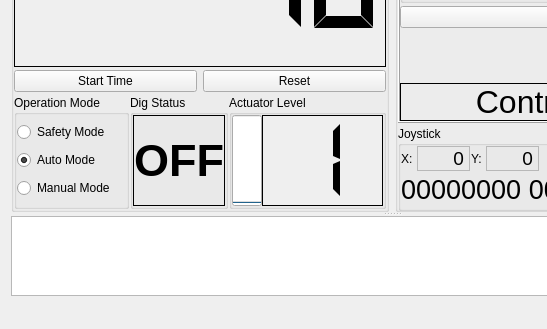
Before: the Qt Designer form mission_control/mainwindow.ui in chicagoedt/rmc_software_2017, drawn with Qt 5; both pictures show x 0 to 547 and y 194 to 523 of the 783 by 523 pixel window.
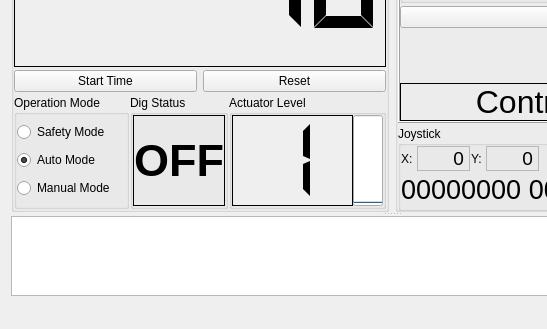
After: the same form once the commit is applied.

Commit message: Fixed missing OR when packing bits for docking

```diff
--- a/mission_control/mainwindow.ui
+++ b/mission_control/mainwindow.ui
@@ -641,6 +641,45 @@
                       <property name="spacing">
                        <number>0</number>
                       </property>
+                      <item>
+                       <widget class="QLCDNumber" name="lcdActuatorNumber">
+                        <property name="sizePolicy">
+                         <sizepolicy hsizetype="Minimum" vsizetype="Minimum">
+                          <horstretch>1</horstretch>
+                          <verstretch>0</verstretch>
+                         </sizepolicy>
+                        </property>
+                        <property name="font">
+                         <font>
+                          <pointsize>13</pointsize>
+                         </font>
+                        </property>
+                        <property name="autoFillBackground">
+                         <bool>true</bool>
+                        </property>
+                        <property name="frameShape">
+                         <enum>QFrame::Panel</enum>
+                        </property>
+                        <property name="frameShadow">
+                         <enum>QFrame::Plain</enum>
+                        </property>
+                        <property name="lineWidth">
+                         <number>1</number>
+                        </property>
+                        <property name="smallDecimalPoint">
+                         <bool>false</bool>
+                        </property>
+                        <property name="digitCount">
+                         <number>1</number>
+                        </property>
+                        <property name="segmentStyle">
+                         <enum>QLCDNumber::Flat</enum>
+                        </property>
+                        <property name="intValue" stdset="0">
+                         <number>1</number>
+                        </property>
+                       </widget>
+                      </item>
                       <item>
                        <widget class="QProgressBar" name="progressBarActuator">
                         <property name="sizePolicy">
@@ -678,45 +717,6 @@
                         </property>
                        </widget>
                       </item>
-                      <item>
-                       <widget class="QLCDNumber" name="lcdActuatorNumber">
-                        <property name="sizePolicy">
-                         <sizepolicy hsizetype="Minimum" vsizetype="Minimum">
-                          <horstretch>1</horstretch>
-                          <verstretch>0</verstretch>
-                         </sizepolicy>
-                        </property>
-                        <property name="font">
-                         <font>
-                          <pointsize>13</pointsize>
-                         </font>
-                        </property>
-                        <property name="autoFillBackground">
-                         <bool>true</bool>
-                        </property>
-                        <property name="frameShape">
-                         <enum>QFrame::Panel</enum>
-                        </property>
-                        <property name="frameShadow">
-                         <enum>QFrame::Plain</enum>
-                        </property>
-                        <property name="lineWidth">
-                         <number>1</number>
-                        </property>
-                        <property name="smallDecimalPoint">
-                         <bool>false</bool>
-                        </property>
-                        <property name="digitCount">
-                         <number>1</number>
-                        </property>
-                        <property name="segmentStyle">
-                         <enum>QLCDNumber::Flat</enum>
-                        </property>
-                        <property name="intValue" stdset="0">
-                         <number>1</number>
-                        </property>
-                       </widget>
-                      </item>
                      </layout>
                     </item>
                    </layout>
```
The commit also changes 2 other files.
